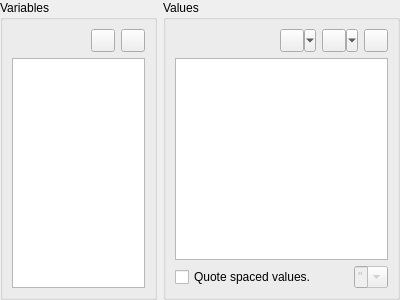
The window that v2/branches/newxup/monkey/src/xupmanager/gui/VariablesEditor.ui (testmana2/mks) describes before a commit, drawn with Qt 5.
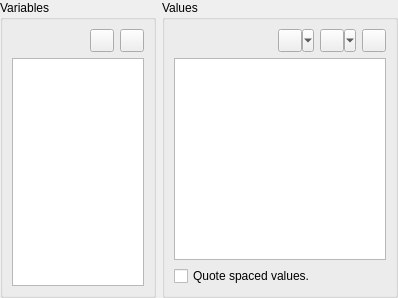
The same window after the commit. Icons and pictures are not drawn. Custom widgets are drawn as their Qt base class.

What changed in the file:
```diff
--- a/v2/branches/newxup/monkey/src/xupmanager/gui/VariablesEditor.ui
+++ b/v2/branches/newxup/monkey/src/xupmanager/gui/VariablesEditor.ui
@@ -6,8 +6,8 @@
    <rect>
     <x>0</x>
     <y>0</y>
-    <width>400</width>
-    <height>300</height>
+    <width>398</width>
+    <height>298</height>
    </rect>
   </property>
   <property name="windowTitle">
@@ -150,12 +150,6 @@
        </widget>
       </item>
       <item row="2" column="0" colspan="4">
-       <widget class="QWidget" name="wQuote" native="true">
-        <layout class="QHBoxLayout" name="horizontalLayout_2">
-         <property name="margin">
-          <number>0</number>
-         </property>
-         <item>
           <widget class="QCheckBox" name="cbQuoteEnabled">
            <property name="sizePolicy">
             <sizepolicy hsizetype="Expanding" vsizetype="Fixed">
@@ -168,29 +162,6 @@
            </property>
           </widget>
          </item>
-         <item>
-          <widget class="QComboBox" name="cbQuote">
-           <property name="enabled">
-            <bool>false</bool>
-           </property>
-           <property name="editable">
-            <bool>true</bool>
-           </property>
-           <item>
-            <property name="text">
-             <string notr="true">&quot;</string>
-            </property>
-           </item>
-           <item>
-            <property name="text">
-             <string notr="true">'</string>
-            </property>
-           </item>
-          </widget>
-         </item>
-        </layout>
-       </widget>
-      </item>
      </layout>
     </widget>
    </item>
```
Left out of the diff: 19 changed lines with no effect on the pictures. Lines whose indentation alone changed are shown as unchanged.
